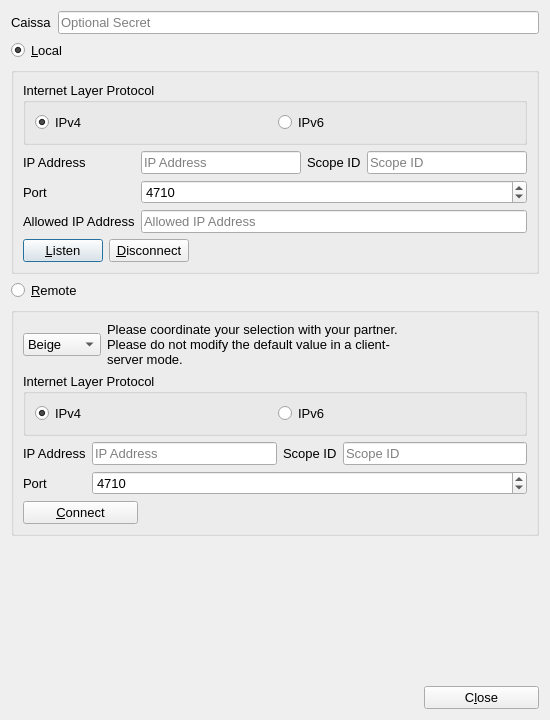
Above: UI/qtchess_setupDialog.ui from textbrowser/qtchess before the change. Below: the same form after it.
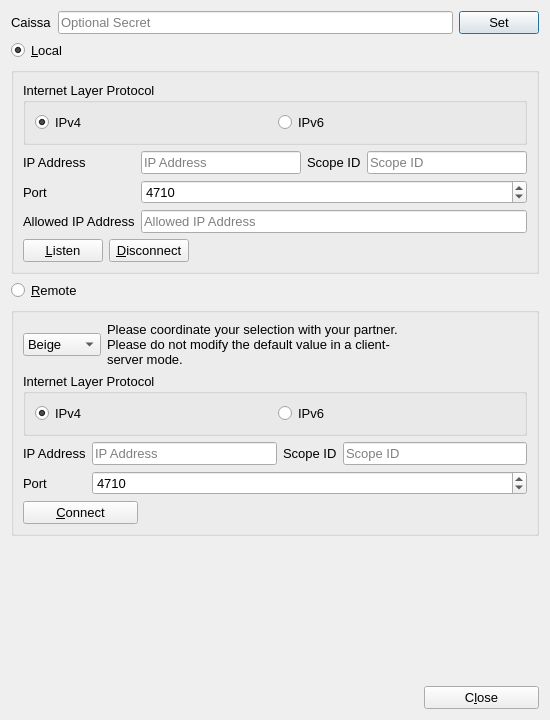
That is the form after the change. Icons and pictures are not drawn.

What changed in the file:
```diff
--- a/UI/qtchess_setupDialog.ui
+++ b/UI/qtchess_setupDialog.ui
@@ -42,6 +42,13 @@
        </property>
       </widget>
      </item>
+     <item>
+      <widget class="QPushButton" name="set_caissa">
+       <property name="text">
+        <string>Set</string>
+       </property>
+      </widget>
+     </item>
     </layout>
    </item>
    <item>
```
Left out of the diff: 1 changed line with no effect on the pictures.
